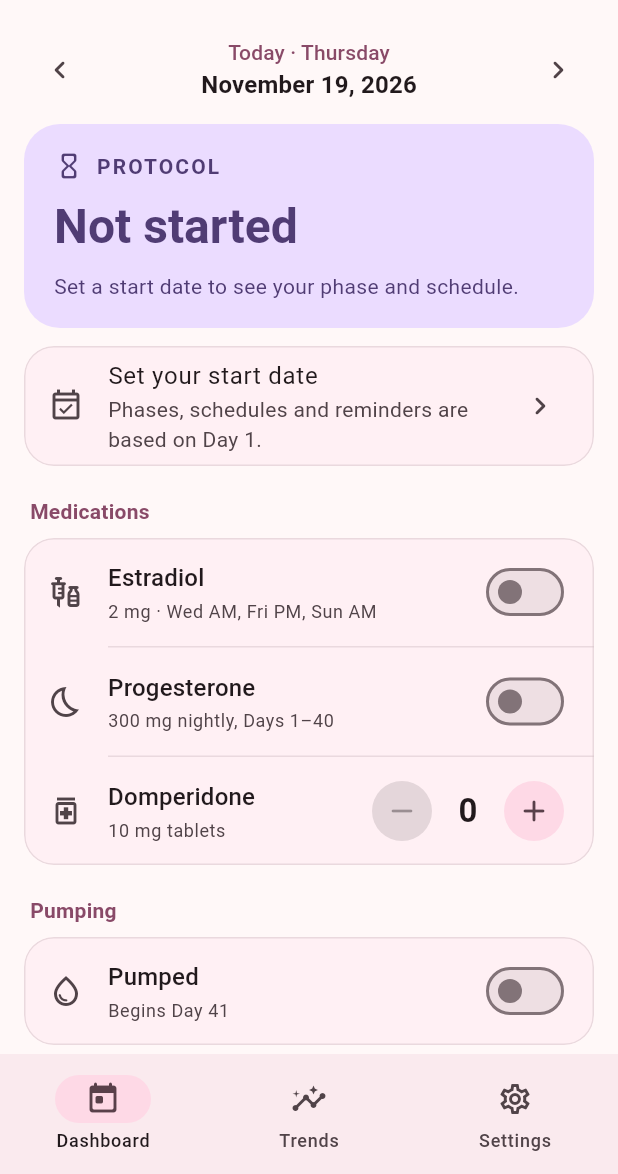
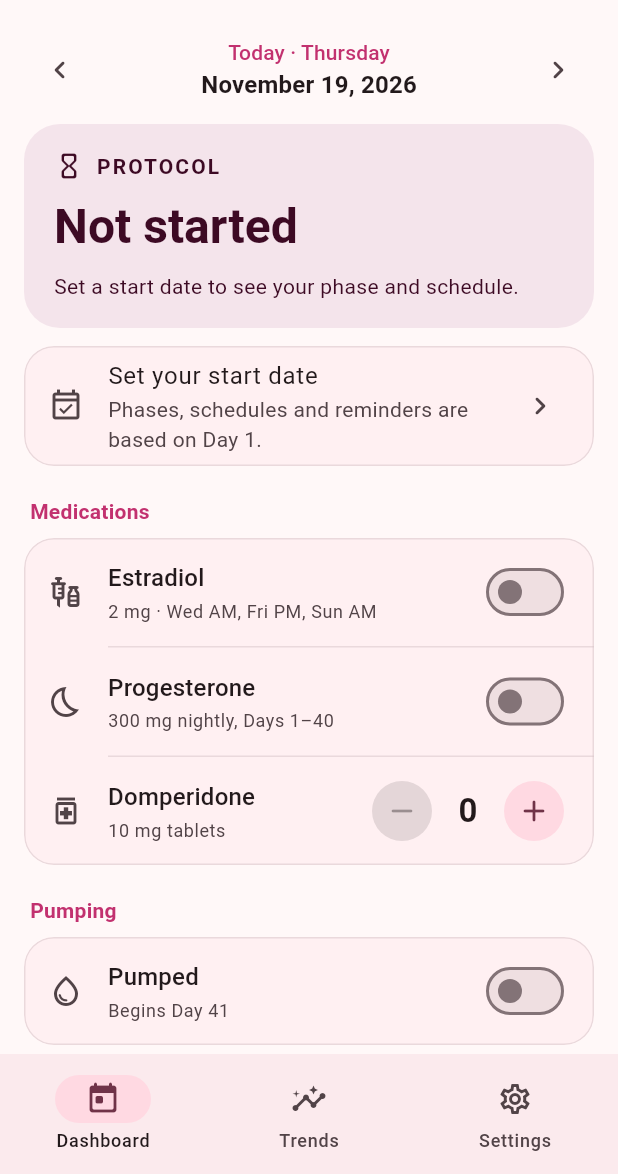
Before and after one commit to itskatienow/LIT, a Flutter app: the screen it shows after launch, after a tap on the "chevron left" icon, after a tap on the "chevron right" icon, on a phone screen of 412 x 824 dp, the part 62-1236 px from its top. Run offline on Flutter 3.47's test engine with Material 3 defaults, Android fonts, the phone set to English and light mode, and no system bars; our stand-ins replace file_picker, flutter_local_notifications, flutter_timezone, shared_preferences, timezone.

Commit message:
Use a pink theme with a darker pink for each phase
Phases now step through one pink ramp (blush, light pink, rose, deep
pink) in place of the violet/coral/teal seeds. The colours are explicit
rather than ColorScheme.fromSeed, which normalises lightness and would
have hidden the darkening.

The app accent (toggles, section labels, buttons) is the Supply deep
pink in light mode and the Prime light pink in dark mode. Tonal fills
use the pink container tones, since the derived secondary came out a
muddy mauve in dark mode.

Co-Authored-By: Claude Opus 5.5 <noreply@anthropic.com>

```diff
--- a/lib/pages/dashboard_page.dart
+++ b/lib/pages/dashboard_page.dart
@@ -152,8 +152,8 @@ class PhaseHeader extends StatelessWidget {
     final start = settings.startDate;
     final day = Protocol.dayNumber(start, date);
     final phase = Protocol.phaseForDay(day);
-    final scheme = phaseScheme(phase, theme.brightness);
-    final onColor = scheme.onPrimaryContainer;
+    final color = phaseColor(phase);
+    final onColor = onPhaseColor(phase);
 
     String headline;
     String? suffix;
@@ -188,7 +188,7 @@ class PhaseHeader extends StatelessWidget {
     final milestone = start != null && day != null ? _milestoneText(start, day) : null;
 
     return Container(
-      decoration: BoxDecoration(color: scheme.primaryContainer, borderRadius: BorderRadius.circular(24)),
+      decoration: BoxDecoration(color: color, borderRadius: BorderRadius.circular(24)),
       padding: const EdgeInsets.fromLTRB(20, 18, 20, 18),
       child: Column(
         crossAxisAlignment: CrossAxisAlignment.start,
@@ -211,7 +211,7 @@ class PhaseHeader extends StatelessWidget {
                 Container(
                   padding: const EdgeInsets.symmetric(horizontal: 10, vertical: 4),
                   decoration: BoxDecoration(
-                    color: scheme.primary.withValues(alpha: 0.12),
+                    color: onColor.withValues(alpha: 0.12),
                     borderRadius: BorderRadius.circular(99),
                   ),
                   child: Text(
@@ -242,8 +242,8 @@ class PhaseHeader extends StatelessWidget {
               value: progress,
               minHeight: 8,
               borderRadius: BorderRadius.circular(8),
-              color: scheme.primary,
-              backgroundColor: scheme.primary.withValues(alpha: 0.15),
+              color: onColor,
+              backgroundColor: onColor.withValues(alpha: 0.18),
             ),
           ],
           if (caption != null) ...[
--- a/lib/pages/settings_page.dart
+++ b/lib/pages/settings_page.dart
@@ -483,7 +483,6 @@ class _PhaseLine extends StatelessWidget {
   @override
   Widget build(BuildContext context) {
     final theme = Theme.of(context);
-    final pScheme = phaseScheme(phase, theme.brightness);
     return Padding(
       padding: const EdgeInsets.symmetric(vertical: 3),
       child: Row(
@@ -492,10 +491,10 @@ class _PhaseLine extends StatelessWidget {
             width: 84,
             padding: const EdgeInsets.symmetric(vertical: 3),
             alignment: Alignment.center,
-            decoration: BoxDecoration(color: pScheme.primaryContainer, borderRadius: BorderRadius.circular(99)),
+            decoration: BoxDecoration(color: phaseColor(phase), borderRadius: BorderRadius.circular(99)),
             child: Text(
               phase.label,
-              style: theme.textTheme.labelMedium?.copyWith(color: pScheme.onPrimaryContainer, fontWeight: FontWeight.w600),
+              style: theme.textTheme.labelMedium?.copyWith(color: onPhaseColor(phase), fontWeight: FontWeight.w600),
             ),
           ),
           const SizedBox(width: 12),
--- a/lib/pages/trends_page.dart
+++ b/lib/pages/trends_page.dart
@@ -465,7 +465,6 @@ class _RecentTile extends StatelessWidget {
   Widget build(BuildContext context) {
     final theme = Theme.of(context);
     final phase = Protocol.phaseForDay(day);
-    final pScheme = phaseScheme(phase, theme.brightness);
     final parts = [
       if (day != null && day! >= 1) 'Day $day · ${phase.label}',
       if (sessions > 0) '$sessions ${sessions == 1 ? 'session' : 'sessions'}',
@@ -474,8 +473,8 @@ class _RecentTile extends StatelessWidget {
     return ListTile(
       onTap: onTap,
       leading: CircleAvatar(
-        backgroundColor: pScheme.primaryContainer,
-        foregroundColor: pScheme.onPrimaryContainer,
+        backgroundColor: phaseColor(phase),
+        foregroundColor: onPhaseColor(phase),
         child: Icon(phaseIcon(phase), size: 20),
       ),
       title: Text(formatShort(date)),
--- a/lib/ui/theme.dart
+++ b/lib/ui/theme.dart
@@ -2,10 +2,30 @@ import 'package:flutter/material.dart';
 
 import '../models/protocol.dart';
 
-const _seed = Color(0xFF8E4A6B); // plum
+// One pink ramp, a step darker for each phase.
+const _blush = Color(0xFFF4E4EB); // not started
+const _lightPink = Color(0xFFF7B3CC); // Prime
+const _rose = Color(0xFFE7779F); // Switch
+const _deepPink = Color(0xFFC2316F); // Supply
+const _ink = Color(0xFF3D0A24); // text on the lighter pinks
+
+ColorScheme _appScheme(Brightness brightness) {
+  final seeded = ColorScheme.fromSeed(seedColor: _deepPink, brightness: brightness);
+  // Tonal fills (nav indicator, selected segments, info boxes) use the pink
+  // container tones; the derived secondary is a muddy mauve in dark mode.
+  final base = seeded.copyWith(
+    secondaryContainer: seeded.primaryContainer,
+    onSecondaryContainer: seeded.onPrimaryContainer,
+  );
+  // The accent (toggles, labels, buttons) is the deep pink on light
+  // backgrounds and the light pink on dark ones.
+  return brightness == Brightness.light
+      ? base.copyWith(primary: _deepPink, onPrimary: Colors.white)
+      : base.copyWith(primary: _lightPink, onPrimary: _ink);
+}
 
 ThemeData buildTheme(Brightness brightness) {
-  final scheme = ColorScheme.fromSeed(seedColor: _seed, brightness: brightness);
+  final scheme = _appScheme(brightness);
   // Start from the platform typography so custom styles keep its font family.
   final textTheme = ThemeData(colorScheme: scheme).textTheme;
   final fieldRadius = BorderRadius.circular(14);
@@ -47,19 +67,16 @@ ThemeData buildTheme(Brightness brightness) {
   );
 }
 
-Color phaseSeed(Phase phase) => switch (phase) {
-      Phase.notStarted => const Color(0xFF7A7480),
-      Phase.build => const Color(0xFF6A4FB3), // violet
-      Phase.birth => const Color(0xFFD9653B), // coral
-      Phase.lactation => const Color(0xFF2A8C82), // teal
+/// The phase's pink, the same in light and dark mode.
+Color phaseColor(Phase phase) => switch (phase) {
+      Phase.notStarted => _blush,
+      Phase.build => _lightPink,
+      Phase.birth => _rose,
+      Phase.lactation => _deepPink,
     };
 
-final _phaseSchemes = <(Phase, Brightness), ColorScheme>{};
-
-ColorScheme phaseScheme(Phase phase, Brightness brightness) => _phaseSchemes.putIfAbsent(
-      (phase, brightness),
-      () => ColorScheme.fromSeed(seedColor: phaseSeed(phase), brightness: brightness),
-    );
+/// Text and icon colour for content drawn on [phaseColor].
+Color onPhaseColor(Phase phase) => phase == Phase.lactation ? Colors.white : _ink;
 
 IconData phaseIcon(Phase phase) => switch (phase) {
       Phase.notStarted => Icons.hourglass_empty_rounded,
```
